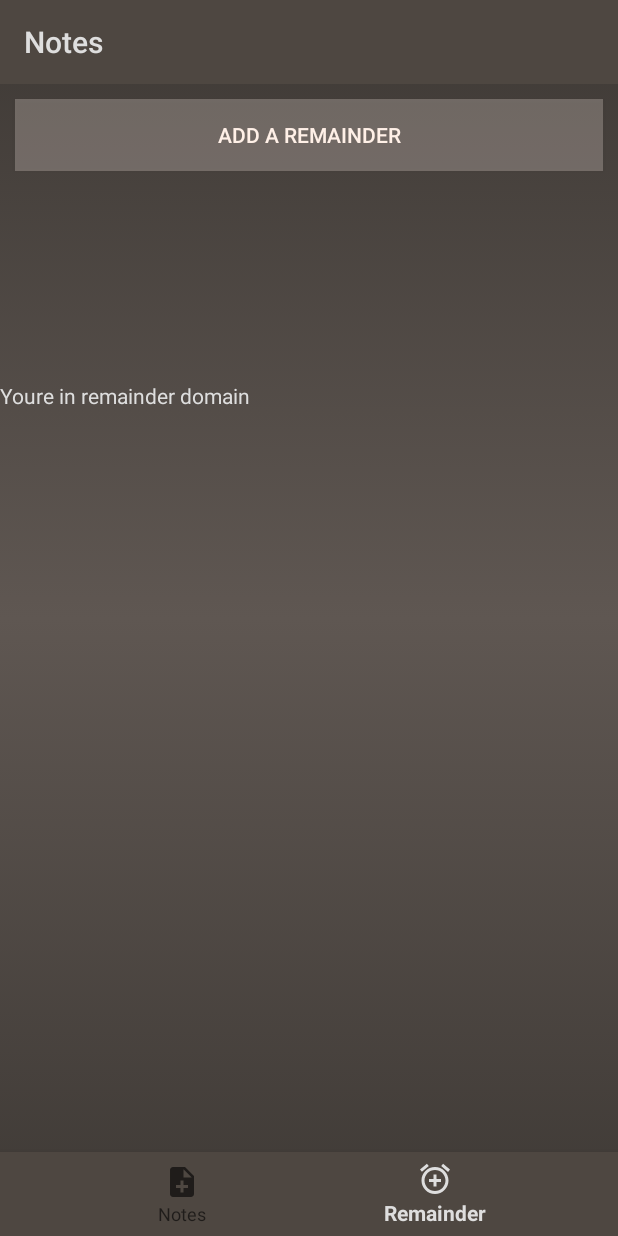
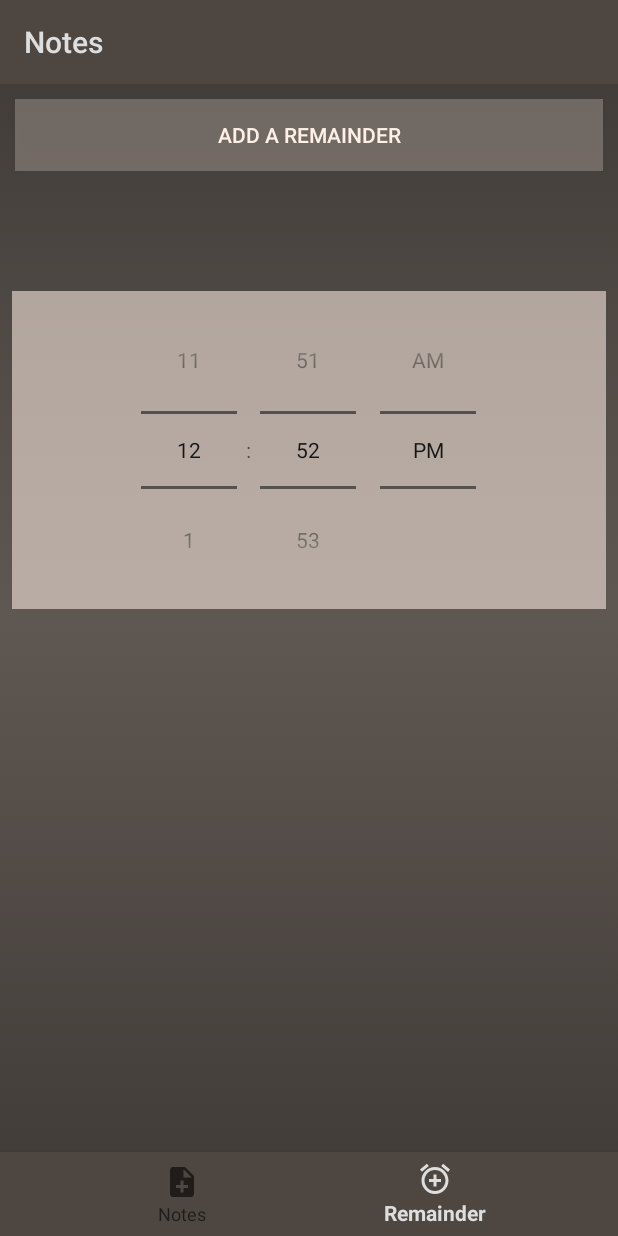
Before and after one commit to Arnie09/NotesnReminder, an Android app: the MainActivity screen opened directly, with no data from a screen before it, item 2 of the bottom bar chosen, on a phone screen of 412 x 824 dp. Run offline under Robolectric (Android 15) with nearby library versions, the light colour scheme and no system bars.

Commit message:
Added the basic Recycler View and TimePicker

```diff
--- a/app/src/main/java/com/example/notes/MainActivity.java
+++ b/app/src/main/java/com/example/notes/MainActivity.java
@@ -24,12 +24,12 @@ public class MainActivity extends AppCompatActivity {
             switch (item.getItemId()) {
                 case R.id.add_notes:
                     button.setText(R.string.notes_message);
-                    textView.setVisibility(View.VISIBLE);
-                    textView2.setVisibility(View.INVISIBLE);
+                    timePicker.setVisibility(View.INVISIBLE);
+                    recyclerView.setVisibility(View.VISIBLE);
                     return true;
                 case R.id.remainder:
-                    textView2.setVisibility(View.VISIBLE);
-                    textView.setVisibility(View.INVISIBLE);
+                    timePicker.setVisibility(View.VISIBLE);
+                    recyclerView.setVisibility(View.INVISIBLE);
                     button.setText(R.string.remainder_message);
 
                     return true;
@@ -38,8 +38,8 @@ public class MainActivity extends AppCompatActivity {
         }
     };
     Button button;
-    TextView textView;
-    TextView textView2;
+    RecyclerView recyclerView;
+    TimePicker timePicker;
     @Override
     protected void onCreate(Bundle savedInstanceState) {
         super.onCreate(savedInstanceState);
@@ -52,8 +52,8 @@ public class MainActivity extends AppCompatActivity {
         appname.setText("Notes");
 
         button = findViewById(R.id.button);
-        textView = findViewById(R.id.Notes_message);
-        textView2 = findViewById(R.id.remainder_message);
+        recyclerView = findViewById(R.id.RecyclerView);
+        timePicker = findViewById(R.id.TimePicker);
         BottomNavigationView navigation = (BottomNavigationView) findViewById(R.id.navigation);
         navigation.setOnNavigationItemSelectedListener(mOnNavigationItemSelectedListener);
         navigation.setSelectedItemId(R.id.add_notes);
--- a/app/src/main/res/layout/activity_main.xml
+++ b/app/src/main/res/layout/activity_main.xml
@@ -51,27 +51,30 @@
         app:layout_constraintStart_toStartOf="parent"
         app:layout_constraintTop_toBottomOf="@+id/toolbar" />
 
-
-    <TextView
-        android:id="@+id/Notes_message"
-        android:layout_width="match_parent"
-        android:layout_height="wrap_content"
-        android:textColor="@color/colorPrimary"
-        android:layout_marginTop="140dp"
-        android:text="Youre in notes domain"
+    <android.support.v7.widget.RecyclerView
+        android:id="@+id/RecyclerView"
+        android:layout_width="395dp"
+        android:layout_height="545dp"
+        android:layout_marginStart="8dp"
+        android:layout_marginTop="8dp"
+        android:layout_marginEnd="8dp"
         app:layout_constraintEnd_toEndOf="parent"
         app:layout_constraintStart_toStartOf="parent"
         app:layout_constraintTop_toBottomOf="@+id/button" />
 
-    <TextView
-        android:id="@+id/remainder_message"
+    <TimePicker
+        android:id="@+id/TimePicker"
         android:layout_width="match_parent"
         android:layout_height="wrap_content"
-        android:textColor="@color/colorPrimary"
-        android:layout_marginTop="140dp"
-        android:text="Youre in remainder domain"
+        android:background="#90FFF0E7"
+        android:timePickerMode="spinner"
+        android:layout_marginStart="8dp"
+        android:layout_marginTop="80dp"
+        android:layout_marginEnd="8dp"
         app:layout_constraintEnd_toEndOf="parent"
+        app:layout_constraintHorizontal_bias="0.0"
         app:layout_constraintStart_toStartOf="parent"
-        app:layout_constraintTop_toBottomOf="@+id/button" />
+        app:layout_constraintTop_toBottomOf="@+id/button">
 
+    </TimePicker>
 </android.support.constraint.ConstraintLayout>
```
